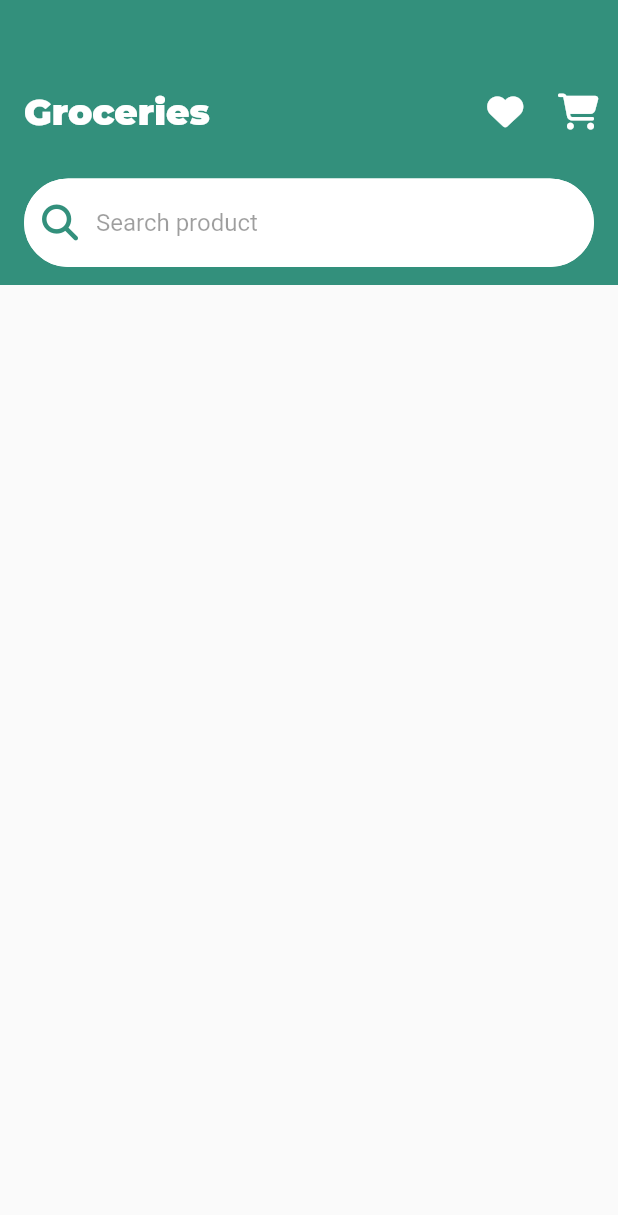
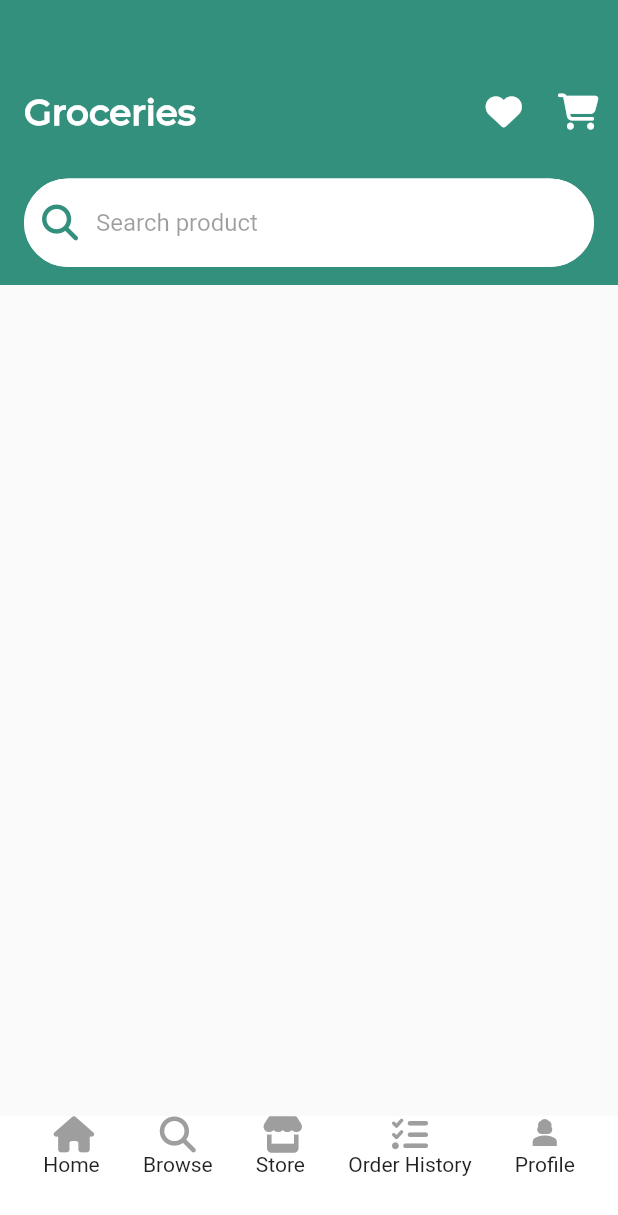
Before and after one commit to HusseinSalem17/TradlyApp, a Flutter app: the screen it shows after launch, on a phone screen of 412 x 824 dp. Shown: the top 1215 px of the screen. Run offline on Flutter 3.47's test engine with Material 2 defaults, Android fonts, the phone set to English and light mode, and no system bars; our stand-ins replace flutter_svg, font_awesome_flutter.

Commit message:
create botton app bar

```diff
--- a/lib/main.dart
+++ b/lib/main.dart
@@ -1,5 +1,5 @@
 import 'package:flutter/material.dart';
-import 'package:tradly_app/views/onboardingviews/home_view.dart';
+import 'package:tradly_app/views/home_view.dart';
 import 'package:tradly_app/views/onboardingviews/onBoarding_3.dart';
 import 'package:tradly_app/widgets/splash_screen.dart';
 
--- /dev/null
+++ b/lib/views/home_view.dart
@@ -0,0 +1,21 @@
+import 'package:flutter/material.dart';
+import 'package:tradly_app/widgets/custom_app_bar.dart';
+import 'package:tradly_app/widgets/custom_bottom_app_bar.dart';
+
+class HomeView extends StatelessWidget {
+  const HomeView({super.key});
+
+  @override
+  Widget build(BuildContext context) {
+    return const Scaffold(
+        body: Stack(
+      children: [
+        CustomAppBar(),
+        Positioned(
+            child: Align(
+                alignment: FractionalOffset.bottomCenter,
+                child: customBottomAppBar())),
+      ],
+    ));
+  }
+}
--- a/lib/views/onboardingviews/home_view.dart
+++ /dev/null
@@ -1,15 +0,0 @@
-import 'package:flutter/material.dart';
-
-import 'package:tradly_app/widgets/custom_app_bar.dart';
-
-class HomeView extends StatelessWidget {
-  const HomeView({super.key});
-
-  @override
-  Widget build(BuildContext context) {
-    return const Scaffold(
-        body: Column(
-      children: [CustomAppBar()],
-    ));
-  }
-}
--- a/lib/widgets/custom_app_bar.dart
+++ b/lib/widgets/custom_app_bar.dart
@@ -21,6 +21,7 @@ class CustomAppBar extends StatelessWidget {
                 Text('Groceries',
                     style: TextStyle(
                         color: Colors.white,
+                        fontWeight: FontWeight.w700,
                         fontSize: 24,
                         fontFamily: 'Montserrat')),
                 Spacer(flex: 8),
--- /dev/null
+++ b/lib/widgets/custom_bottom_app_bar.dart
@@ -0,0 +1,44 @@
+import 'package:flutter/material.dart';
+import 'package:font_awesome_flutter/font_awesome_flutter.dart';
+import 'package:tradly_app/widgets/custom_icon.dart';
+
+class customBottomAppBar extends StatelessWidget {
+  const customBottomAppBar({super.key});
+
+  @override
+  Widget build(BuildContext context) {
+    return Container(
+        color: Colors.white,
+        height: 80,
+        child: Row(
+          children: [
+            const Spacer(flex: 1),
+            CustomIcon(
+                icon: FontAwesomeIcons.house,
+                color: Colors.grey,
+                title: 'Home'),
+            const Spacer(flex: 1),
+            CustomIcon(
+                icon: FontAwesomeIcons.magnifyingGlass,
+                color: Colors.grey,
+                title: 'Browse'),
+            const Spacer(flex: 1),
+            CustomIcon(
+                icon: FontAwesomeIcons.store,
+                color: Colors.grey,
+                title: 'Store'),
+            const Spacer(flex: 1),
+            CustomIcon(
+                icon: FontAwesomeIcons.listCheck,
+                color: Colors.grey,
+                title: 'Order History'),
+            const Spacer(flex: 1),
+            CustomIcon(
+                icon: Icons.person_3_sharp,
+                color: Colors.grey,
+                title: 'Profile'),
+            const Spacer(flex: 1),
+          ],
+        ));
+  }
+}
--- /dev/null
+++ b/lib/widgets/custom_icon.dart
@@ -0,0 +1,30 @@
+import 'package:flutter/material.dart';
+
+class CustomIcon extends StatelessWidget {
+
+  CustomIcon(
+      {this.onTap,
+      required this.icon,
+      required this.color,
+      required this.title});
+  final IconData icon;
+  final Color color;
+  final String title;
+
+  final void Function(String?)? onTap;
+  @override
+  Widget build(BuildContext context) {
+    return GestureDetector(
+      onTap: () {},
+      child: Column(
+        children: [
+          Icon(
+            icon,
+            color: color,
+          ),
+          Text(title),
+        ],
+      ),
+    );
+  }
+}
--- a/pubspec.yaml
+++ b/pubspec.yaml
@@ -73,8 +73,7 @@ flutter:
   fonts:
     - family: Montserrat
       fonts:
-        - asset: assets/fontsFamily/Montserrat-Black.ttf
-  #       - asset: fonts/Schyler-Italic.ttf
+        - asset: assets/fontsFamily/Montserrat-Medium.ttf
   #         style: italic
   #   - family: Trajan Pro
   #     fonts:
```
Also changed, not shown: assets/fontsFamily/Montserrat-Medium.ttf (added).
